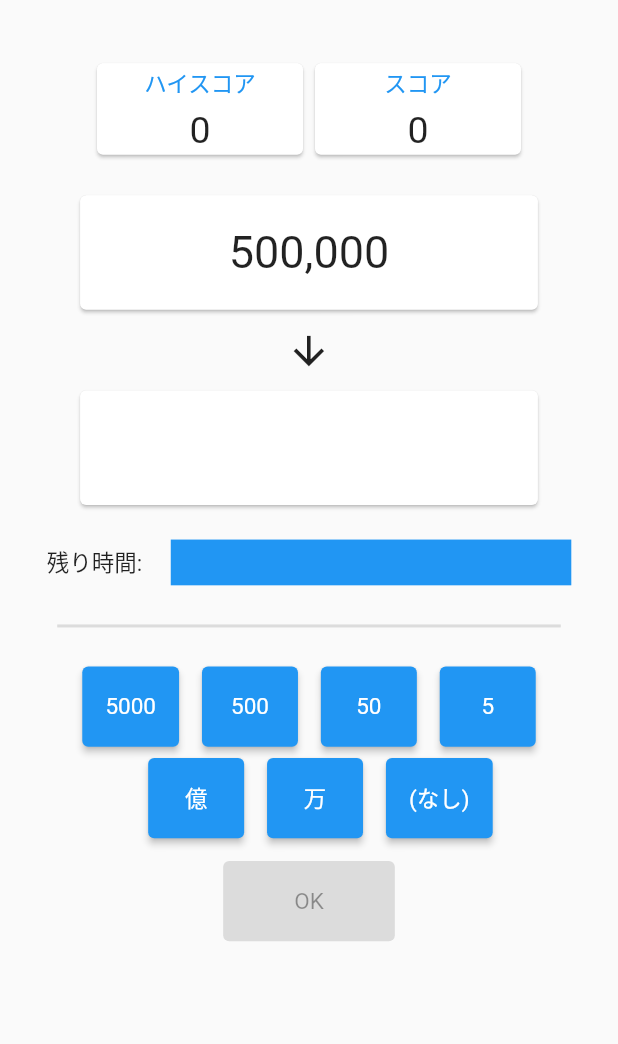
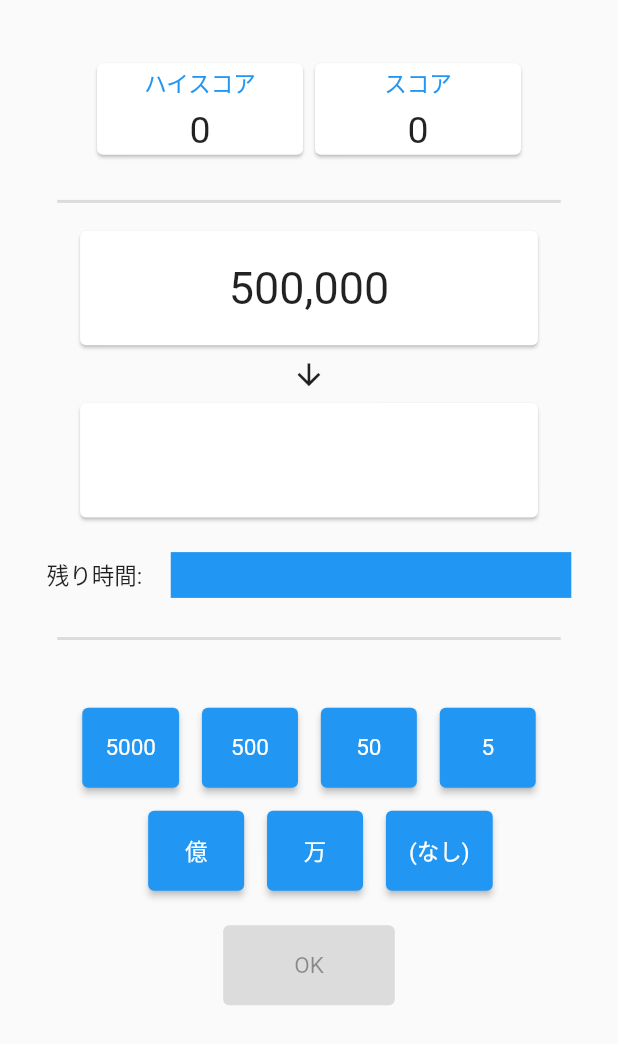
Before and after one commit to miyashiiii/number_read, a Flutter app: the GamePage screen opened by its route, on a phone screen of 412 x 824 dp. Shown: the top 1044 px of the screen. Run offline on Flutter 3.47's test engine with Material 2 defaults, Android fonts, the phone set to English and light mode, and no system bars; our stand-ins replace audioplayers, firebase_analytics, firebase_core, flutter_screenutil, google_mobile_ads, page_transition and 1 more; accounts and stored records are empty; network calls fail.

Commit message:
change: Update UI

```diff
--- a/lib/view/game_page.dart
+++ b/lib/view/game_page.dart
@@ -142,20 +142,20 @@ class _GamePageState extends State<GamePage> with TickerProviderStateMixin {
               Row(
                 mainAxisAlignment: MainAxisAlignment.center,
                 children: [
-                  Row(
-                    mainAxisAlignment: MainAxisAlignment.spaceBetween,
-                    children: [
-                      ScoreCard(isHighScore: true),
-                      ScoreCard(isHighScore: false)
-                    ],
-                  ),
+                  ScoreCard(isHighScore: true),
+                  ScoreCard(isHighScore: false)
                 ],
               ),
-              //           Text("Question",
-              //               style: TextStyle(color: Colors.blue),
-              // ),
               SizedBox(
                 height: 50.h,
+              ),
+              Divider(
+                thickness: 2,
+                indent: 100.h,
+                endIndent: 100.h,
+              ),
+              SizedBox(
+                height: 20.h,
               ),
               Consumer<GameModel>(builder: (context, model, child) {
                 return Card(
@@ -181,14 +181,14 @@ class _GamePageState extends State<GamePage> with TickerProviderStateMixin {
                 );
               }),
               SizedBox(
-                height: 20.h,
+                height: 10.h,
               ),
               // Text("Answer",
               //   style: TextStyle(color: Colors.blue),
               // ),
-              Icon(Icons.arrow_downward, size: 80.h),
+              Icon(Icons.arrow_downward, size: 60.h),
               SizedBox(
-                height: 20.h,
+                height: 10.h,
               ),
               Consumer<GameModel>(builder: (context, model, child) {
                 return Card(
@@ -253,7 +253,7 @@ class _GamePageState extends State<GamePage> with TickerProviderStateMixin {
                 endIndent: 100.h,
               ),
               SizedBox(
-                height: 50.h,
+                height: 100.h,
               ),
               Row(
                 mainAxisAlignment: MainAxisAlignment.center,
@@ -274,7 +274,7 @@ class _GamePageState extends State<GamePage> with TickerProviderStateMixin {
                 ],
               ),
               SizedBox(
-                height: 20.h,
+                height: 40.h,
               ),
               Row(
                 mainAxisAlignment: MainAxisAlignment.center,
@@ -294,7 +294,7 @@ class _GamePageState extends State<GamePage> with TickerProviderStateMixin {
                 ],
               ),
               SizedBox(
-                height: 40.h,
+                height: 60.h,
               ),
               SizedBox(
                   height: 140.h,
```
